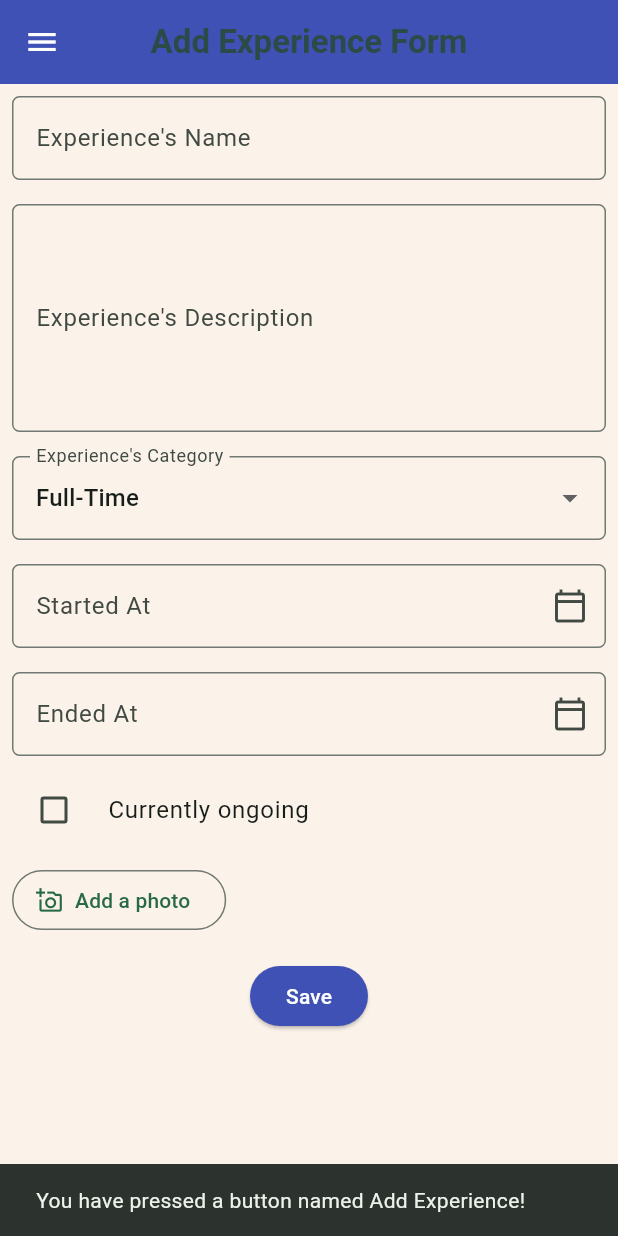
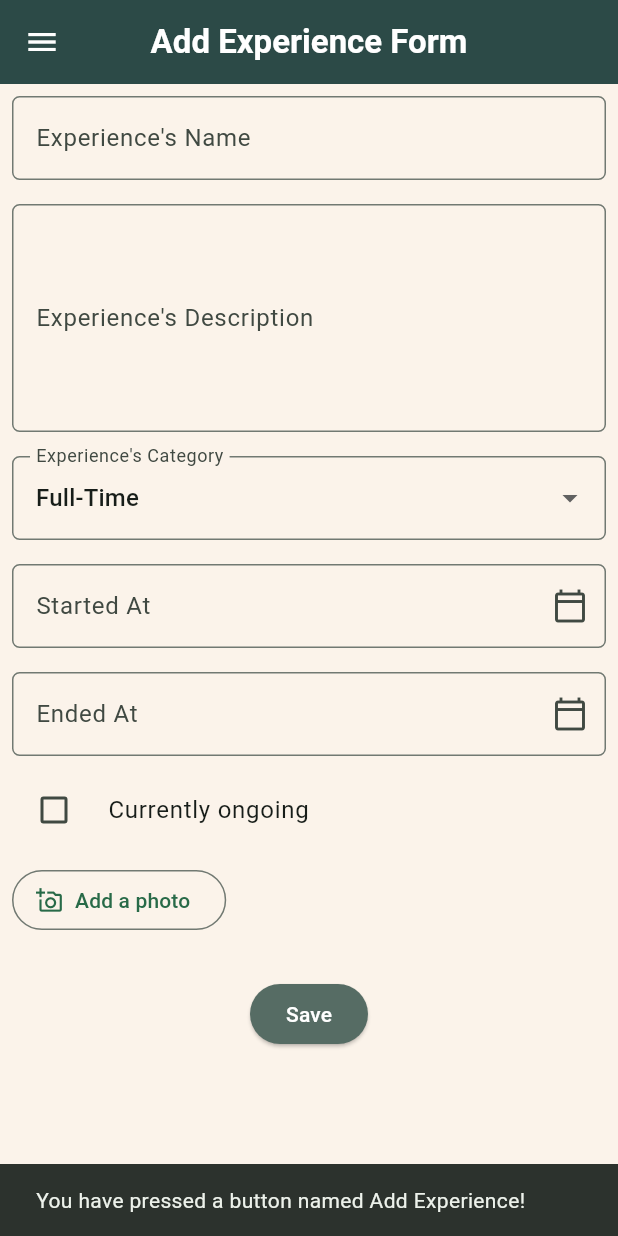
Before and after one commit to syakiraaqilah/myportofolio_mobile, a Flutter app: the screen it shows after launch, after a tap on "Add Experience", on a phone screen of 412 x 824 dp. Run offline on Flutter 3.47's test engine with Material 3 defaults, Android fonts, the phone set to English and light mode, and no system bars; our stand-ins replace image_picker, material_ui.

Commit message:
style: change project & experience form theme color

```diff
--- a/lib/screens/experience_form.dart
+++ b/lib/screens/experience_form.dart
@@ -2,6 +2,7 @@ import 'dart:typed_data';
 import 'package:material_ui/material_ui.dart';
 import 'package:image_picker/image_picker.dart';
 import '../widgets/left_drawer.dart';
+import '../theme.dart';
 
 class ExperienceFormPage extends StatefulWidget {
   const ExperienceFormPage({super.key});
@@ -187,9 +188,12 @@ class _ExperienceFormPageState extends State<ExperienceFormPage> {
   Widget build(BuildContext context) {
     return Scaffold(
       appBar: AppBar(
-        title: const Text('Add Experience Form'),
+        title: const Text(
+          'Add Experience Form',
+          style: TextStyle(color: Colors.white),
+        ),
         centerTitle: true,
-        backgroundColor: Colors.indigo,
+        backgroundColor: AppColors.ink,
         foregroundColor: Colors.white,
       ),
       drawer: const LeftDrawer(),
@@ -346,10 +350,10 @@ class _ExperienceFormPageState extends State<ExperienceFormPage> {
               Align(
                 alignment: Alignment.bottomCenter,
                 child: Padding(
-                  padding: const EdgeInsets.all(8.0),
+                  padding: const EdgeInsets.all(20.0),
                   child: ElevatedButton(
                     style: ButtonStyle(
-                      backgroundColor: WidgetStateProperty.all(Colors.indigo),
+                      backgroundColor: WidgetStateProperty.all(AppColors.muted),
                     ),
                     onPressed: _submit,
                     child: const Text(
--- a/lib/theme.dart
+++ b/lib/theme.dart
@@ -27,6 +27,9 @@ class AppTheme {
         useMaterial3: true,
         colorScheme: ColorScheme.fromSeed(seedColor: AppColors.sage, surface: AppColors.cream),
         scaffoldBackgroundColor: AppColors.cream,
+        drawerTheme: const DrawerThemeData(
+          backgroundColor: AppColors.cream,
+        ),
         appBarTheme: AppBarTheme(
           backgroundColor: Colors.transparent,
           scrolledUnderElevation: 0,
--- a/lib/widgets/left_drawer.dart
+++ b/lib/widgets/left_drawer.dart
@@ -2,6 +2,7 @@ import 'package:material_ui/material_ui.dart';
 import '../screens/menu.dart';
 import '../screens/project_form.dart';
 import '../screens/experience_form.dart';
+import '../theme.dart';
 
 class LeftDrawer extends StatelessWidget {
   const LeftDrawer({super.key});
@@ -13,7 +14,7 @@ class LeftDrawer extends StatelessWidget {
         children: [
           const DrawerHeader(
             decoration: BoxDecoration(
-              color: Colors.indigo,
+              color: AppColors.ink,
             ),
             child: Column(
               crossAxisAlignment: CrossAxisAlignment.start,
```
Also changed, not shown: lib/screens/project_form.dart (+5 -3 lines).
